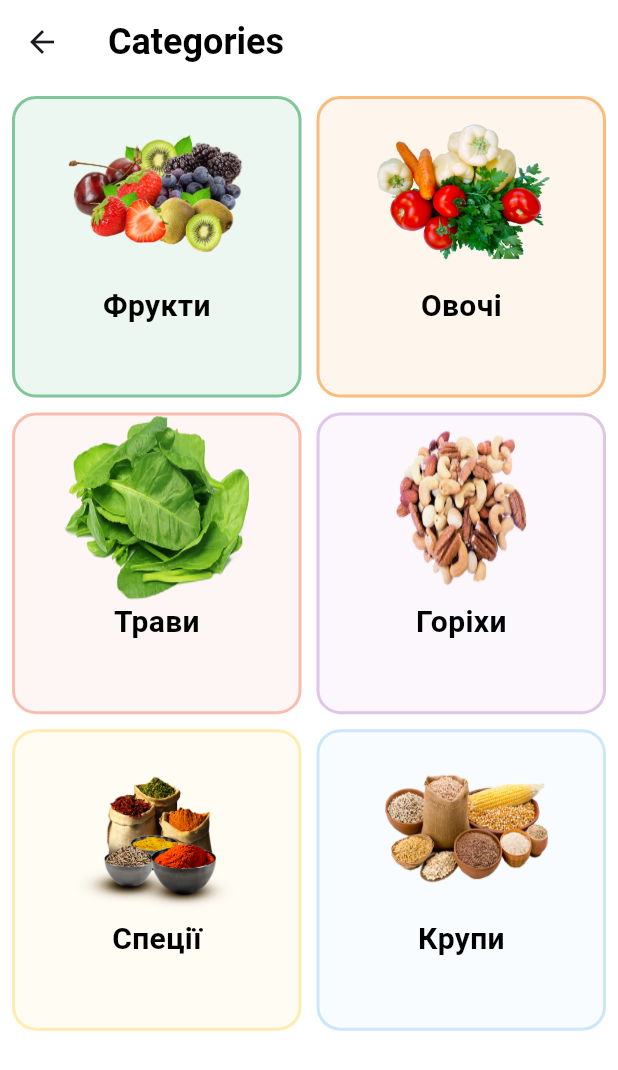
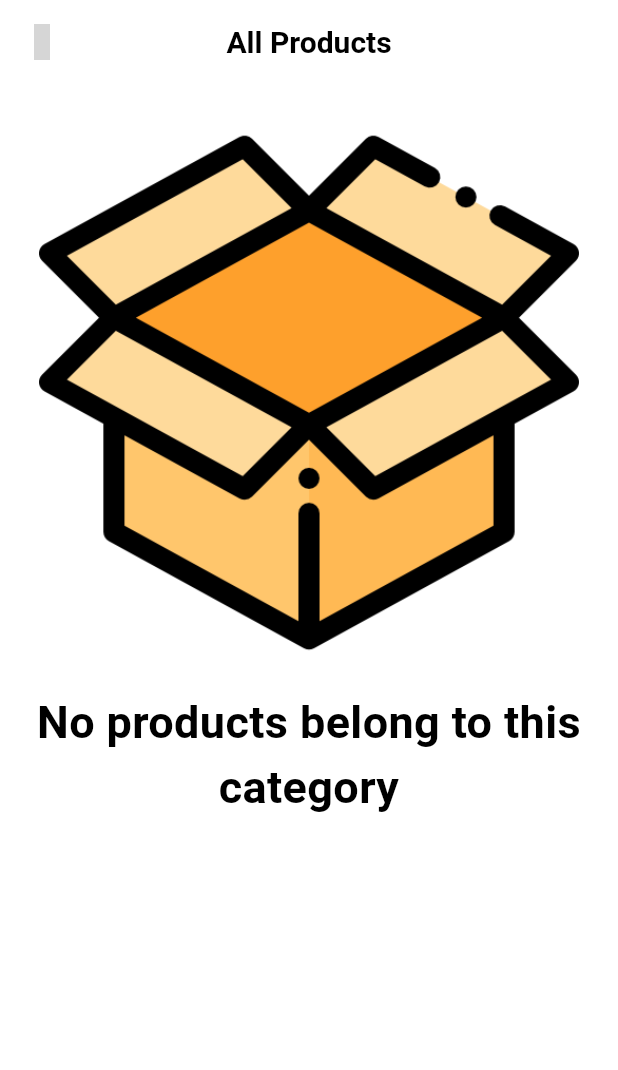
Before and after one commit to s-sulim/groceries_app, a Flutter app: the CategoriesScreen screen opened directly, after a tap on "Спеції", on a phone screen of 412 x 824 dp. Shown: the top 1070 px of the screen. Run offline on Flutter 3.47's test engine with Material 3 defaults, Android fonts, the phone set to English and light mode, and no system bars; our stand-ins replace badges, card_swiper, fancy_shimmer_image, flutter_iconly, shared_preferences; missing offline and left inert: dart:js; accounts and stored records are empty; grey boxes are pictures that could not be loaded.

Commit message:
Show products by category

```diff
--- /dev/null
+++ b/lib/inner_screens/cat_screen.dart
@@ -0,0 +1,116 @@
+import 'package:flutter/material.dart';
+import 'package:groceries_app/consts/constss.dart';
+import 'package:groceries_app/models/products_model.dart';
+import 'package:groceries_app/providers/products_provider.dart' as pp;
+import 'package:groceries_app/widgets/back_widget.dart';
+import 'package:groceries_app/widgets/categories_widget.dart';
+import 'package:groceries_app/widgets/empty_products_widget.dart';
+import 'package:provider/provider.dart';
+
+import '../services/utils.dart';
+import '../widgets/feed_items.dart';
+import '../widgets/text_widget.dart';
+
+
+class CategoryScreen extends StatefulWidget {
+  static const routeName = "/CategoryScreenState";
+  const CategoryScreen({Key? key}) : super(key: key);
+
+  @override
+  State<CategoryScreen> createState() => _CategoryScreenState();
+}
+
+class _CategoryScreenState extends State<CategoryScreen> {
+  final TextEditingController? _searchTextController = TextEditingController();
+  final FocusNode _searchTextFocusNode = FocusNode();
+  @override
+  void dispose() {
+    _searchTextController!.dispose();
+    _searchTextFocusNode.dispose();
+    super.dispose();
+  }
+
+  @override
+  Widget build(BuildContext context) {
+    final Color color = Utils(context).color;
+    Size size = Utils(context).getScreenSize;
+    final productProviders = Provider.of<pp.ProductsProvider>(context);
+    final catName = ModalRoute.of(context)!.settings.arguments as String;
+    List<ProductModel> productByCat = productProviders.findByCategory(catName);
+    return Scaffold(
+      appBar: AppBar(
+        leading: const BackWidget(),
+        elevation: 0,
+        backgroundColor: Theme.of(context).scaffoldBackgroundColor,
+        centerTitle: true,
+        title: TextWidget(
+          text: 'All Products',
+          color: color,
+          textSize: 20.0,
+          isTitle: true,
+        ),
+      ),
+      body: productByCat.isEmpty
+          ? const EmptyProdWidget(
+              text: 'No products belong to this category',
+            )
+          : SingleChildScrollView(
+              child: Column(children: [
+                Padding(
+                  padding: const EdgeInsets.all(8.0),
+                  child: SizedBox(
+                    height: kBottomNavigationBarHeight,
+                    child: TextField(
+                      focusNode: _searchTextFocusNode,
+                      controller: _searchTextController,
+                      onChanged: (valuee) {
+                        setState(() {});
+                      },
+                      decoration: InputDecoration(
+                        focusedBorder: OutlineInputBorder(
+                          borderRadius: BorderRadius.circular(12),
+                          borderSide: const BorderSide(
+                              color: Colors.greenAccent, width: 1),
+                        ),
+                        enabledBorder: OutlineInputBorder(
+                          borderRadius: BorderRadius.circular(12),
+                          borderSide: const BorderSide(
+                              color: Colors.greenAccent, width: 1),
+                        ),
+                        hintText: "What's in your mind",
+                        prefixIcon: const Icon(Icons.search),
+                        suffix: IconButton(
+                          onPressed: () {
+                            _searchTextController!.clear();
+                            _searchTextFocusNode.unfocus();
+                          },
+                          icon: Icon(
+                            Icons.close,
+                            color: _searchTextFocusNode.hasFocus
+                                ? Colors.red
+                                : color,
+                          ),
+                        ),
+                      ),
+                    ),
+                  ),
+                ),
+                GridView.count(
+                  shrinkWrap: true,
+                  physics: const NeverScrollableScrollPhysics(),
+                  crossAxisCount: 2,
+                  padding: EdgeInsets.zero,
+                  // crossAxisSpacing: 10,
+                  childAspectRatio: size.width / (size.height * 0.59),
+                  children: List.generate(productByCat.length, (index) {
+                    return ChangeNotifierProvider.value(
+                      value: productByCat[index],
+                      child: const FeedsWidget(),
+                    );
+                  }),
+                ),
+              ]),
+            ),
+    );
+  }
+}
--- a/lib/main.dart
+++ b/lib/main.dart
@@ -1,5 +1,6 @@
 import 'package:flutter/material.dart';
 import 'package:groceries_app/consts/theme_data.dart';
+import 'package:groceries_app/inner_screens/cat_screen.dart';
 import 'package:groceries_app/inner_screens/feeds_screen.dart';
 import 'package:groceries_app/inner_screens/on_sale_screen.dart';
 import 'package:groceries_app/inner_screens/product_details.dart';
@@ -68,6 +69,7 @@ class _MyAppState extends State<MyApp> {
                 RegisterScreen.routeName: (ctx) => const RegisterScreen(),
                 LoginScreen.routeName: (ctx) => const LoginScreen(),
                 ForgetPasswordScreen.routeName: (ctx) => const ForgetPasswordScreen(),
+                CategoryScreen.routeName: (ctx) => const CategoryScreen(),
             });
       }),
     );
--- a/lib/providers/products_provider.dart
+++ b/lib/providers/products_provider.dart
@@ -15,6 +15,11 @@ ProductModel findById(String productId){
   return _productsList.firstWhere((element) => element.id == productId);
 }
 
+List<ProductModel> findByCategory(String category){
+  return _productsList.where((element) => element.productCategoryName.toLowerCase().contains(category.toLowerCase())).toList();
+}
+
+
   static final List<ProductModel> _productsList = [
  ProductModel(
       id: 'Apricot',
@@ -22,7 +27,7 @@ ProductModel findById(String productId){
       price: 0.99,
       salePrice: 0.49,
       imageUrl: 'https://static.vecteezy.com/system/resources/previews/029/228/635/non_2x/apricot-transparent-background-free-png.png',
-      productCategoryName: 'Fruits',
+      productCategoryName: 'Фрукти',
       isOnSale: true,
       isPiece: false,
     ),
@@ -32,7 +37,7 @@ ProductModel findById(String productId){
       price: 0.88,
       salePrice: 0.5,
       imageUrl: 'https://static.vecteezy.com/system/resources/thumbnails/012/629/188/small/avocado-fruit-healthy-food-free-png.png',
-      productCategoryName: 'Fruits',
+      productCategoryName: 'Фрукти',
       isOnSale: false,
       isPiece: true,
     ),
@@ -42,7 +47,7 @@ ProductModel findById(String productId){
       price: 1.22,
       salePrice: 0.7,
       imageUrl: 'https://static.vecteezy.com/system/resources/previews/019/984/212/non_2x/grape-fruit-transparent-png.png',
-      productCategoryName: 'Fruits',
+      productCategoryName: 'Фрукти',
       isOnSale: true,
       isPiece: false,
     ),
@@ -52,7 +57,7 @@ ProductModel findById(String productId){
       price: 0.99,
       salePrice: 0.4,
       imageUrl: 'https://static.vecteezy.com/system/resources/thumbnails/012/629/192/small/grape-fruit-cutout-free-png.png',
-      productCategoryName: 'Fruits',
+      productCategoryName: 'Фрукти',
       isOnSale: false,
       isPiece: false,
     ),
@@ -62,7 +67,7 @@ ProductModel findById(String productId){
       price: 0.6,
       salePrice: 0.2,
       imageUrl: 'https://static.vecteezy.com/system/resources/thumbnails/024/526/183/small/apple-isolated-red-apple-on-transparent-background-with-full-depth-of-field-apple-png.png',
-      productCategoryName: 'Fruits',
+      productCategoryName: 'Фрукти',
       isOnSale: true,
       isPiece: false,
     ),
@@ -73,7 +78,7 @@ ProductModel findById(String productId){
       price: 0.99,
       salePrice: 0.5,
       imageUrl: 'https://static.vecteezy.com/system/resources/thumbnails/025/065/279/small/carrot-with-ai-generated-free-png.png',
-      productCategoryName: 'Vegetables',
+      productCategoryName: 'Овочі',
       isOnSale: true,
       isPiece: false,
     ),
@@ -83,7 +88,7 @@ ProductModel findById(String productId){
       price: 1.99,
       salePrice: 0.99,
       imageUrl: 'https://static.vecteezy.com/system/resources/previews/027/214/407/non_2x/cauliflower-cauliflower-transparent-background-ai-generated-free-png.png',
-      productCategoryName: 'Vegetables',
+      productCategoryName: 'Овочі',
       isOnSale: false,
       isPiece: true,
     ),
@@ -93,7 +98,7 @@ ProductModel findById(String productId){
       price: 0.99,
       salePrice: 0.5,
       imageUrl: 'https://static.vecteezy.com/system/resources/previews/029/721/416/non_2x/cucumber-transparent-background-png.png',
-      productCategoryName: 'Vegetables',
+      productCategoryName: 'Овочі',
       isOnSale: false,
       isPiece: false,
     ),
@@ -103,7 +108,7 @@ ProductModel findById(String productId){
       price: 1.99,
       salePrice: 0.89,
       imageUrl: 'https://static.vecteezy.com/system/resources/thumbnails/015/080/712/small/green-pepper-vegetables-food-transparent-png.png',
-      productCategoryName: 'Vegetables',
+      productCategoryName: 'Овочі',
       isOnSale: false,
       isPiece: false,
     ),
@@ -113,7 +118,7 @@ ProductModel findById(String productId){
       price: 2.99,
       salePrice: 1.59,
       imageUrl: 'https://encrypted-tbn0.gstatic.com/images?q=tbn:ANd9GcTBKMNMoSmUbZUI_QSmIHFIKk1PKvKLhX_X4dzvU8LqCA&s',
-      productCategoryName: 'Vegetables',
+      productCategoryName: 'Овочі',
       isOnSale: false,
       isPiece: false,
     ),
@@ -123,7 +128,7 @@ ProductModel findById(String productId){
       price: 0.59,
       salePrice: 0.28,
       imageUrl: 'https://encrypted-tbn0.gstatic.com/images?q=tbn:ANd9GcTn2I30gZj5cgi7QGs9P9yOmJlZLVxTkm2jVV0WG3vTiw&s',
-      productCategoryName: 'Vegetables',
+      productCategoryName: 'Овочі',
       isOnSale: false,
       isPiece: false,
     ),
@@ -133,7 +138,7 @@ ProductModel findById(String productId){
       price: 0.99,
       salePrice: 0.389,
       imageUrl: 'https://encrypted-tbn0.gstatic.com/images?q=tbn:ANd9GcQ5hH0kQlwU3kMLsNb_-izDgepek8fOJZ2AUEpe6H5NhQ&s',
-      productCategoryName: 'Vegetables',
+      productCategoryName: 'Овочі',
       isOnSale: false,
       isPiece: true,
     ),
@@ -143,7 +148,7 @@ ProductModel findById(String productId){
       price: 0.99,
       salePrice: 0.59,
       imageUrl: 'https://encrypted-tbn0.gstatic.com/images?q=tbn:ANd9GcSpxVdZMW52U-zy6XNONcD906RR7cWDoE1yg2-NsdYSCw&s',
-      productCategoryName: 'Vegetables',
+      productCategoryName: 'Овочі',
       isOnSale: true,
       isPiece: false,
     ),
@@ -153,7 +158,7 @@ ProductModel findById(String productId){
       price: 0.99,
       salePrice: 0.79,
       imageUrl: 'https://encrypted-tbn0.gstatic.com/images?q=tbn:ANd9GcQO7jCASOHQZN6Z7RYpGJsyB1Grkq1DfCUWefp6Yat3Tw&s',
-      productCategoryName: 'Vegetables',
+      productCategoryName: 'Овочі',
       isOnSale: false,
       isPiece: false,
     ),
@@ -163,7 +168,7 @@ ProductModel findById(String productId){
       price: 0.99,
       salePrice: 0.57,
       imageUrl: 'https://static.vecteezy.com/system/resources/previews/017/207/164/original/red-hot-chili-pepper-isolated-on-png.png',
-      productCategoryName: 'Vegetables',
+      productCategoryName: 'Овочі',
       isOnSale: false,
       isPiece: false,
     ),
@@ -173,7 +178,7 @@ ProductModel findById(String productId){
       price: 3.99,
       salePrice: 2.99,
       imageUrl: 'https://encrypted-tbn0.gstatic.com/images?q=tbn:ANd9GcR_NiCYNEEHmzA8XrfmgjNvcxLs7BRwbrNdCguNPfrVUA&s',
-      productCategoryName: 'Vegetables',
+      productCategoryName: 'Овочі',
       isOnSale: true,
       isPiece: true,
     ),
@@ -183,18 +188,18 @@ ProductModel findById(String productId){
       price: 0.99,
       salePrice: 0.39,
       imageUrl: 'https://encrypted-tbn0.gstatic.com/images?q=tbn:ANd9GcS_xZldOQdU21rrLGWzx8pcQOgWm34InlfXtUNZ52KUUA&s',
-      productCategoryName: 'Vegetables',
+      productCategoryName: 'Овочі',
       isOnSale: true,
       isPiece: false,
     ),
-    // Grains
+    // Крупи
     ProductModel(
       id: 'Corn-cobs',
       title: 'Corn-cobs',
       price: 0.29,
       salePrice: 0.19,
       imageUrl: 'https://encrypted-tbn0.gstatic.com/images?q=tbn:ANd9GcTnE7lAzQKLg-4dEP6KeTaRpTbC_I19k2x410N3xTLdPA&s',
-      productCategoryName: 'Grains',
+      productCategoryName: 'Крупи',
       isOnSale: false,
       isPiece: true,
     ),
@@ -204,18 +209,18 @@ ProductModel findById(String productId){
       price: 0.99,
       salePrice: 0.49,
       imageUrl: 'https://static.vecteezy.com/system/resources/thumbnails/010/856/607/small/fresh-green-peas-or-sugar-snap-peas-isolated-on-white-background-png.png',
-      productCategoryName: 'Grains',
+      productCategoryName: 'Крупи',
       isOnSale: false,
       isPiece: false,
     ),
-    // Herbs
+    // Трави
     ProductModel(
       id: 'Asparagus',
       title: 'Asparagus',
       price: 6.99,
       salePrice: 4.99,
       imageUrl: 'https://static.vecteezy.com/system/resources/thumbnails/010/985/477/small/vegetarian-fresh-green-asparagus-vegetable-cut-out-png.png',
-      productCategoryName: 'Herbs',
+      productCategoryName: 'Трави',
       isOnSale: false,
       isPiece: false,
     ),
@@ -225,7 +230,7 @@ ProductModel findById(String productId){
       price: 0.99,
       salePrice: 0.89,
       imageUrl: 'https://static.vecteezy.com/system/resources/previews/027/216/070/non_2x/broccoli-broccoli-broccoli-transparent-background-ai-generated-free-png.png',
-      productCategoryName: 'Herbs',
+      productCategoryName: 'Трави',
       isOnSale: true,
       isPiece: true,
     ),
@@ -235,7 +240,7 @@ ProductModel findById(String productId){
       price: 1.99,
       salePrice: 0.99,
       imageUrl: 'https://static.vecteezy.com/system/resources/previews/035/647/615/non_2x/ai-generated-bok-choy-isolated-on-transparent-background-free-png.png',
-      productCategoryName: 'Herbs',
+      productCategoryName: 'Трави',
       isOnSale: true,
       isPiece: true,
     ),
@@ -245,7 +250,7 @@ ProductModel findById(String productId){
       price: 0.99,
       salePrice: 0.5,
       imageUrl: 'https://static.vecteezy.com/system/resources/previews/036/265/391/non_2x/ai-generated-green-and-white-leek-with-roots-isolated-transparent-background-png.png',
-      productCategoryName: 'Herbs',
+      productCategoryName: 'Трави',
       isOnSale: false,
       isPiece: true,
     ),
@@ -255,7 +260,7 @@ ProductModel findById(String productId){
       price: 0.89,
       salePrice: 0.59,
       imageUrl: 'https://static.vecteezy.com/system/resources/previews/029/713/384/non_2x/spinach-transparent-background-png.png',
-      productCategoryName: 'Herbs',
+      productCategoryName: 'Трави',
       isOnSale: true,
       isPiece: true,
     ),
@@ -265,7 +270,7 @@ ProductModel findById(String productId){
       price: 8.99,
       salePrice: 6.5,
       imageUrl: 'https://static.vecteezy.com/system/resources/previews/012/596/322/non_2x/almond-nut-with-leaves-free-png.png',
-      productCategoryName: 'Nuts',
+      productCategoryName: 'Горіхи',
       isOnSale: true,
       isPiece: false,
     ),
--- a/lib/widgets/categories_widget.dart
+++ b/lib/widgets/categories_widget.dart
@@ -1,4 +1,5 @@
 import 'package:flutter/material.dart';
+import 'package:groceries_app/inner_screens/cat_screen.dart';
 import 'package:groceries_app/provider/dark_theme_provider.dart';
 import 'package:groceries_app/widgets/text_widget.dart';
 import 'package:provider/provider.dart';
@@ -21,8 +22,7 @@ class CategoriesWidget extends StatelessWidget {
     final Color color = themeState.getDarkTheme ? Colors.white : Colors.black;
     return InkWell(
       onTap: () {
-        // Navigator.pushNamed(context, CategoryScreen.routeName,
-        //     arguments: catText);
+        Navigator.pushNamed(context, CategoryScreen.routeName, arguments: catText);
       },
       child: Container(
         // height: _screenWidth * 0.6,
--- /dev/null
+++ b/lib/widgets/empty_products_widget.dart
@@ -0,0 +1,32 @@
+import 'package:flutter/material.dart';
+import 'package:groceries_app/services/utils.dart';
+
+class EmptyProdWidget extends StatelessWidget {
+  const EmptyProdWidget({Key? key,required this.text}) : super(key: key);
+final String text;
+  @override
+  Widget build(BuildContext context) {
+    Color color = Utils(context).color;
+    return Center(
+      child: Padding(
+        padding: const EdgeInsets.all(8.0),
+        child: Column(
+          children: [
+            Padding(
+              padding: const EdgeInsets.all(18.0),
+              child: Image.asset(
+                'assets/images/box.png',
+              ),
+            ),
+            Text(
+              text,
+              textAlign: TextAlign.center,
+              style: TextStyle(
+                  color: color, fontSize: 30, fontWeight: FontWeight.w700),
+            ),
+          ],
+        ),
+      ),
+    );
+  }
+}
```
